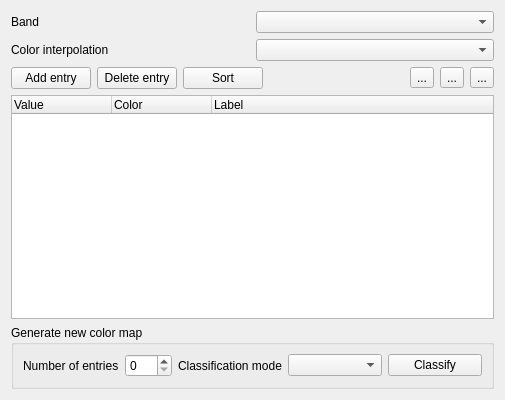
Before: the Qt Designer form src/ui/qgssinglebandpseudocolorrendererwidgetbase.ui in kadas-albireo/kadas-albireo, drawn with Qt 5.
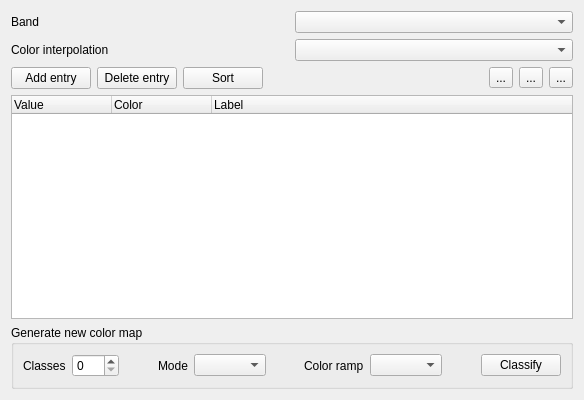
After: the same form once the commit is applied. Icons and pictures are not drawn. Custom widgets are drawn as their Qt base class.

Commit message: add support for color ramps to raster layers

```diff
--- a/src/ui/qgssinglebandpseudocolorrendererwidgetbase.ui
+++ b/src/ui/qgssinglebandpseudocolorrendererwidgetbase.ui
@@ -6,7 +6,7 @@
    <rect>
     <x>0</x>
     <y>0</y>
-    <width>505</width>
+    <width>584</width>
     <height>400</height>
    </rect>
   </property>
@@ -146,7 +146,7 @@
       <item row="0" column="0">
        <widget class="QLabel" name="mNumberOfEntriesLabel">
         <property name="text">
-         <string>Number of entries</string>
+         <string>Classes</string>
         </property>
        </widget>
       </item>
@@ -163,28 +163,84 @@
         </property>
        </widget>
       </item>
-      <item row="0" column="2">
-       <widget class="QLabel" name="mClassificationModeLabel">
-        <property name="text">
-         <string>Classification mode</string>
-        </property>
-       </widget>
-      </item>
       <item row="0" column="3">
-       <widget class="QComboBox" name="mClassificationModeComboBox"/>
+       <widget class="QLabel" name="mClassificationModeLabel">
+        <property name="text">
+         <string>Mode</string>
+        </property>
+       </widget>
       </item>
       <item row="0" column="4">
+       <widget class="QComboBox" name="mClassificationModeComboBox"/>
+      </item>
+      <item row="0" column="9">
        <widget class="QPushButton" name="mClassifyButton">
         <property name="text">
          <string>Classify</string>
         </property>
        </widget>
       </item>
+      <item row="0" column="5">
+       <spacer name="horizontalSpacer_3">
+        <property name="orientation">
+         <enum>Qt::Horizontal</enum>
+        </property>
+        <property name="sizeHint" stdset="0">
+         <size>
+          <width>40</width>
+          <height>20</height>
+         </size>
+        </property>
+       </spacer>
+      </item>
+      <item row="0" column="6">
+       <widget class="QLabel" name="label">
+        <property name="text">
+         <string>Color ramp</string>
+        </property>
+       </widget>
+      </item>
+      <item row="0" column="2">
+       <spacer name="horizontalSpacer_2">
+        <property name="orientation">
+         <enum>Qt::Horizontal</enum>
+        </property>
+        <property name="sizeHint" stdset="0">
+         <size>
+          <width>40</width>
+          <height>20</height>
+         </size>
+        </property>
+       </spacer>
+      </item>
+      <item row="0" column="7">
+       <widget class="QgsColorRampComboBox" name="mColorRampComboBox"/>
+      </item>
+      <item row="0" column="8">
+       <spacer name="horizontalSpacer_4">
+        <property name="orientation">
+         <enum>Qt::Horizontal</enum>
+        </property>
+        <property name="sizeHint" stdset="0">
+         <size>
+          <width>40</width>
+          <height>20</height>
+         </size>
+        </property>
+       </spacer>
+      </item>
      </layout>
     </widget>
    </item>
   </layout>
  </widget>
+ <customwidgets>
+  <customwidget>
+   <class>QgsColorRampComboBox</class>
+   <extends>QComboBox</extends>
+   <header>qgscolorrampcombobox.h</header>
+  </customwidget>
+ </customwidgets>
  <resources>
   <include location="../../images/images.qrc"/>
  </resources>
```
The commit also changes 4 other files.
